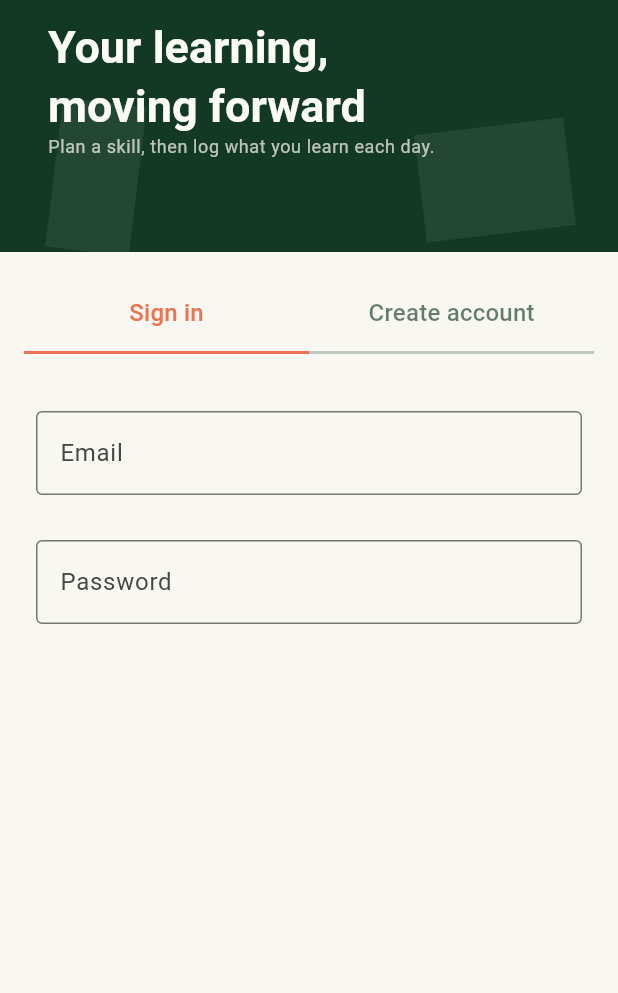
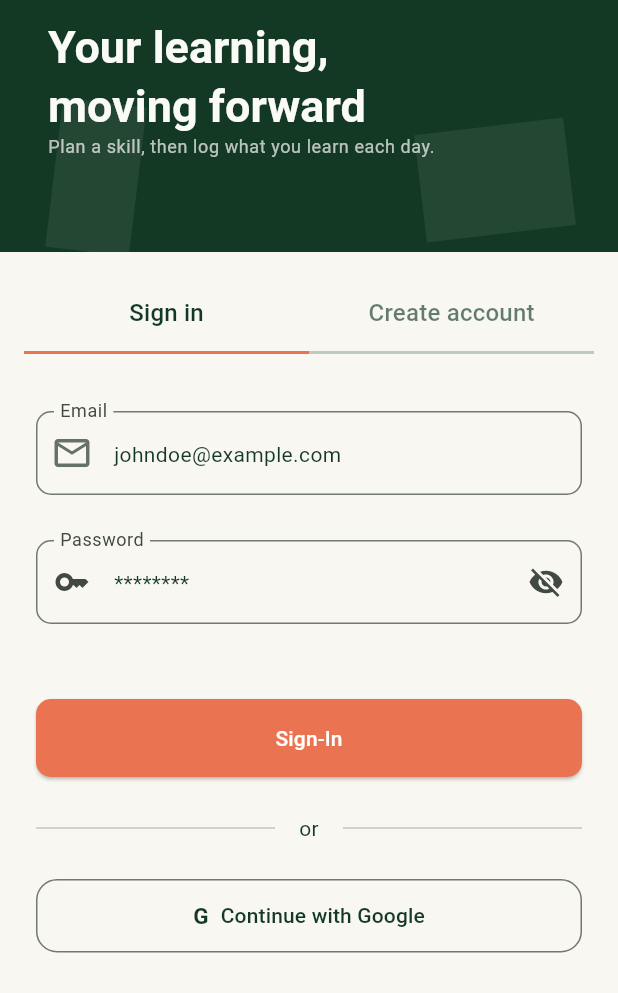
Before and after one commit to Harlloh/skillz_log, a Flutter app: the screen it shows after launch, on a phone screen of 412 x 824 dp, the part 243-1236 px from its top. Run offline on Flutter 3.47's test engine with Material 3 defaults, Android fonts, the phone set to English and light mode, and no system bars.

Commit message:
Completed the UI for the auth screens

```diff
--- a/lib/data/constants.dart
+++ b/lib/data/constants.dart
@@ -23,4 +23,12 @@ abstract final class AppStrings {
   static const String appName = "Skillz Log";
 }
 
-enum AuthMode { signIn, createAccount }
+enum AuthMode {
+  signIn(key: 'signIn', label: 'Sign-In'),
+  createAccount(key: 'createAccount', label: 'Create Account');
+
+  const AuthMode({required this.key, required this.label});
+
+  final String key;
+  final String label;
+}
--- a/lib/widgets/auth_form_widget.dart
+++ b/lib/widgets/auth_form_widget.dart
@@ -12,6 +12,7 @@ class AuthFormWidget extends StatefulWidget {
 }
 
 class _AuthFormWidgetState extends State<AuthFormWidget> {
+  bool showPassword = false;
   final _formKey = GlobalKey<FormState>();
   final _emailController = TextEditingController();
   final _passwordController = TextEditingController();
@@ -28,7 +29,11 @@ class _AuthFormWidgetState extends State<AuthFormWidget> {
   Widget build(BuildContext context) {
     final theme = Theme.of(context);
     final colors = theme.colorScheme;
-    return Padding(
+
+    // Future<void> onSubmit() {}
+    return Form(
+      key: _formKey,
+      child: Padding(
         padding: const EdgeInsets.all(8.0),
         child: Column(
           children: [
@@ -38,36 +43,136 @@ class _AuthFormWidgetState extends State<AuthFormWidget> {
                 controller: _userNameController,
                 decoration: InputDecoration(
                   labelText: 'Username',
-                border: const OutlineInputBorder(),
-                focusColor: colors.secondary,
+                  hintText: "John Doe",
+                  border: OutlineInputBorder(
+                    borderRadius: BorderRadius.circular(10),
                   ),
+                  prefixIcon: Icon(Icons.person),
+                  floatingLabelBehavior: FloatingLabelBehavior.always,
+                ),
+                validator: (value) {
+                  if (value == null || value.isEmpty) {
+                    return 'Username is required';
+                  }
+                  return null;
+                },
               ),
             ],
             SizedBox(height: 30),
             TextFormField(
+              controller: _emailController,
               autocorrect: false,
               keyboardType: TextInputType.emailAddress,
-            controller: _emailController,
               decoration: InputDecoration(
+                hint: Text("johndoe@example.com"),
                 labelText: 'Email',
-              border: OutlineInputBorder(),
-              focusedBorder: theme.brightness == Brightness.dark
-                  ? OutlineInputBorder(
-                      borderSide: BorderSide(color: colors.secondary),
-                    )
-                  : null,
+                border: OutlineInputBorder(
+                  borderRadius: BorderRadius.circular(10),
                 ),
+                prefixIcon: const Icon(
+                  Icons.mail_outline,
+                  color: Color(0xFF667267),
+                  size: 28,
+                ),
+                floatingLabelBehavior: FloatingLabelBehavior.always,
+              ),
+              validator: (value) {
+                if (value == null || value.isEmpty) {
+                  return 'Email is required';
+                }
+                return null;
+              },
             ),
             SizedBox(height: 30),
             TextFormField(
+              keyboardType: TextInputType.visiblePassword,
               controller: _passwordController,
-            decoration: const InputDecoration(
+              decoration: InputDecoration(
                 labelText: 'Password',
-              border: OutlineInputBorder(),
+                border: OutlineInputBorder(
+                  borderRadius: BorderRadius.circular(10),
                 ),
-            obscureText: true,
+                prefixIcon: Icon(Icons.key),
+                hint: Text("********"),
+                floatingLabelBehavior: FloatingLabelBehavior.always,
+
+                suffixIcon: IconButton(
+                  onPressed: () {
+                    setState(() {
+                      showPassword = !showPassword;
+                    });
+                  },
+                  icon: Icon(
+                    showPassword ? Icons.visibility : Icons.visibility_off,
                   ),
+                ),
+              ),
+              obscureText: !showPassword,
+              validator: (value) {
+                if (value == null || value.isEmpty) {
+                  return 'Password is required';
+                }
+                return null;
+              },
+            ),
+            SizedBox(height: 50),
+            SizedBox(
+              width: double.infinity,
+              child: ElevatedButton(
+                onPressed: () {
+                  if (_formKey.currentState!.validate()) {
+                    // Submit form
+                  }
+                },
+                style: ElevatedButton.styleFrom(
+                  backgroundColor: colors.secondary,
+                  foregroundColor: Colors.white,
+                  padding: const EdgeInsets.symmetric(vertical: 16),
+                  shape: RoundedRectangleBorder(
+                    borderRadius: BorderRadius.circular(10),
+                  ),
+                ),
+                child: Text(widget.selectedMode.label),
+              ),
+            ),
+            const SizedBox(height: 24),
+
+            Row(
+              children: [
+                const Expanded(child: Divider(thickness: 1)),
+
+                const Padding(
+                  padding: EdgeInsets.symmetric(horizontal: 16),
+                  child: Text('or'),
+                ),
+                const Expanded(child: Divider(thickness: 1)),
               ],
+            ),
+            const SizedBox(height: 24),
+
+            SizedBox(
+              width: double.infinity,
+              child: OutlinedButton.icon(
+                onPressed: () {},
+                icon: const Text(
+                  'G',
+                  style: TextStyle(fontSize: 15, fontWeight: FontWeight.bold),
+                ),
+                label: const Text(
+                  'Continue with Google',
+                  style: TextStyle(fontSize: 14, fontWeight: FontWeight.w500),
+                ),
+                style: OutlinedButton.styleFrom(
+                  padding: const EdgeInsets.symmetric(vertical: 14),
+                  shape: RoundedRectangleBorder(
+                    borderRadius: BorderRadius.circular(14),
+                  ),
+                ),
+              ),
+            ),
+            SizedBox(height: 50),
+          ],
+        ),
       ),
     );
   }
--- a/lib/widgets/auth_widget.dart
+++ b/lib/widgets/auth_widget.dart
@@ -29,7 +29,7 @@ class _AuthWidgetState extends State<AuthWidget> {
                   label,
                   style: theme.textTheme.titleMedium?.copyWith(
                     color: selected
-                        ? colors.secondary
+                        ? colors.primary
                         : colors.onSurface.withValues(alpha: 0.65),
                   ),
                 ),
```
Lines whose indentation alone changed are shown as unchanged.
